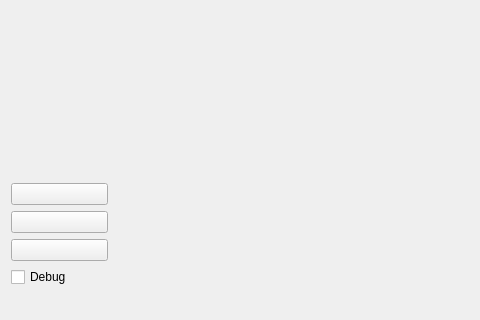
Old version of the form src/gui/mainWindow.ui in the repository slvrgauthier/OpenSculpt; both pictures show x 0 to 480 and y 506 to 826 of the 897 by 826 pixel window.
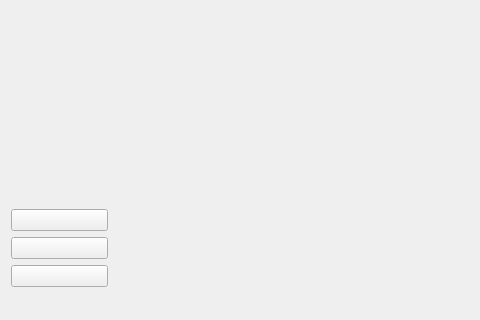
New version of the form. Icons and pictures are not drawn. Custom widgets are drawn as their Qt base class.

Diff of the .ui file:
```diff
--- a/src/gui/mainWindow.ui
+++ b/src/gui/mainWindow.ui
@@ -577,13 +577,6 @@
        </property>
       </widget>
      </item>
-     <item>
-      <widget class="QCheckBox" name="debug">
-       <property name="text">
-        <string>Debug</string>
-       </property>
-      </widget>
-     </item>
     </layout>
    </widget>
   </widget>
```
Left out of the diff: 4 changed lines with no effect on the pictures.
